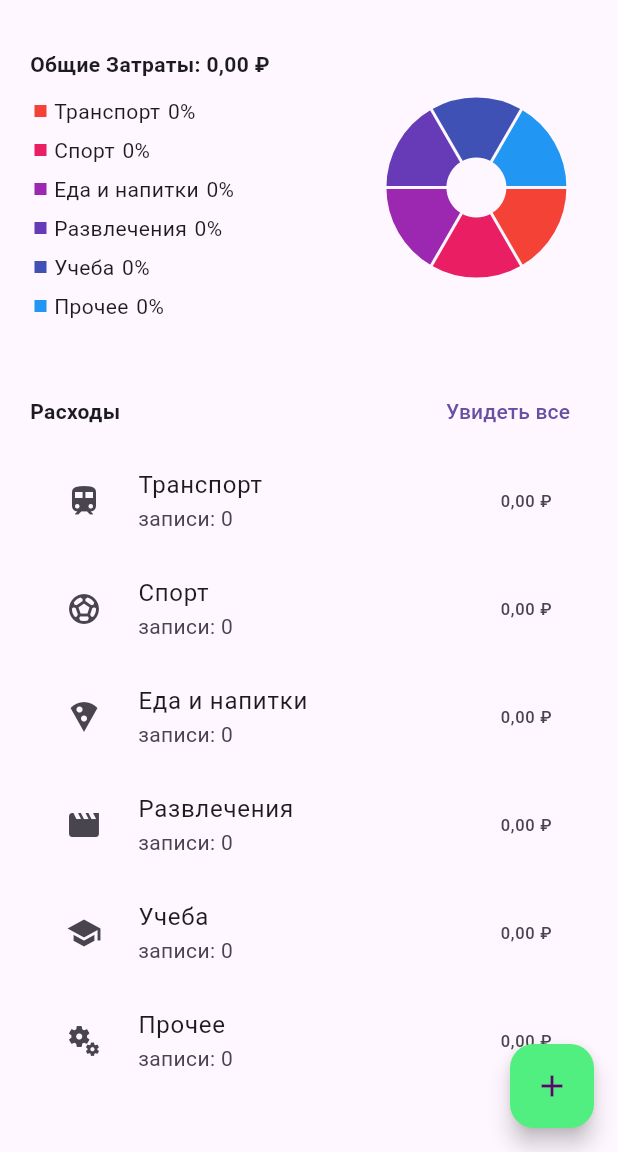
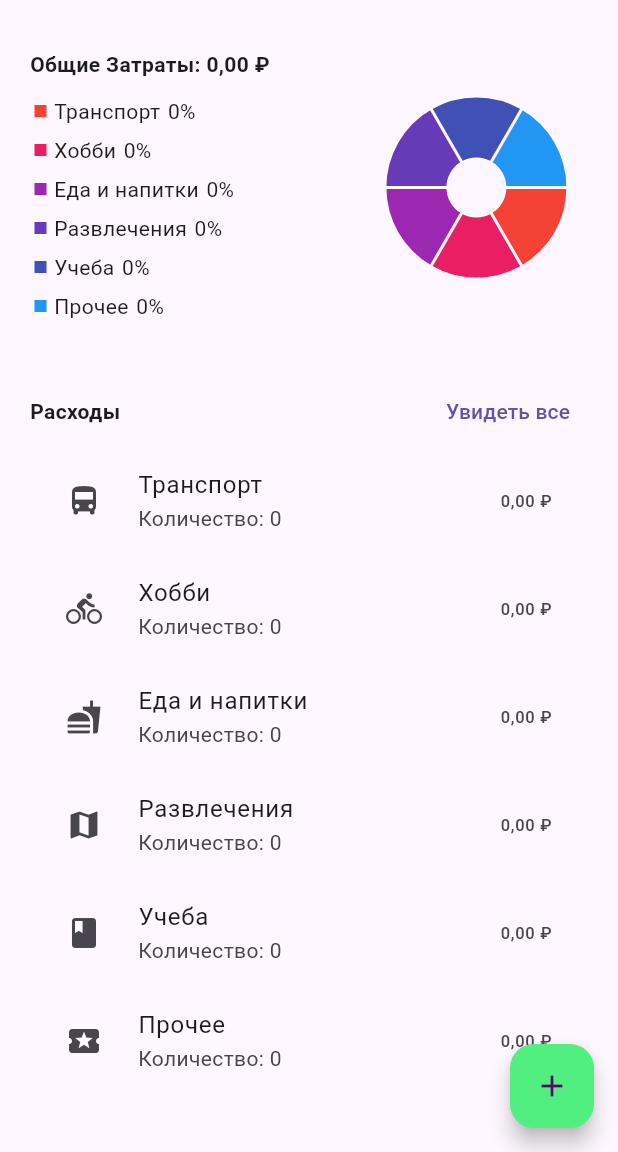
Before and after one commit to 517ANT38/Expense-tracker-app-Flutter, a Flutter app: the screen it shows after launch, on a phone screen of 412 x 824 dp, the part 84-1236 px from its top. Run offline on Flutter 3.47's test engine with Material 3 defaults, Android fonts, the phone set to English and light mode, and no system bars; drawn by our look-alikes of fl_chart; our stand-ins replace sqflite, sqflite_common_ffi; accounts and stored records are empty.

Commit message:
add change

```diff
--- a/lib/constants/icons.dart
+++ b/lib/constants/icons.dart
@@ -1,10 +1,10 @@
 import 'package:flutter/material.dart';
 
 Map<String, IconData> icons = {
-  'Транспорт': Icons.train,
-  'Спорт': Icons.sports_soccer,
-  'Еда и напитки': Icons.local_pizza,
-  'Развлечения': Icons.movie,
-  'Учеба': Icons.school,
-  'Прочее': Icons.miscellaneous_services,
+  'Транспорт': Icons.directions_bus,
+  'Хобби': Icons.directions_bike,
+  'Еда и напитки': Icons.fastfood,
+  'Развлечения': Icons.map,
+  'Учеба': Icons.book,
+  'Прочее': Icons.local_activity,
 };
--- a/lib/widgets/category_screen/category_card.dart
+++ b/lib/widgets/category_screen/category_card.dart
@@ -21,7 +21,7 @@ class CategoryCard extends StatelessWidget {
         child: Icon(category.icon),
       ),
       title: Text(category.title),
-      subtitle: Text('записи: ${category.entries}'),
+      subtitle: Text('Количество: ${category.entries}'),
       trailing: Text(NumberFormat.currency(locale: 'ru_IN', symbol: '₽')
           .format(category.totalAmount)),
     );
```
